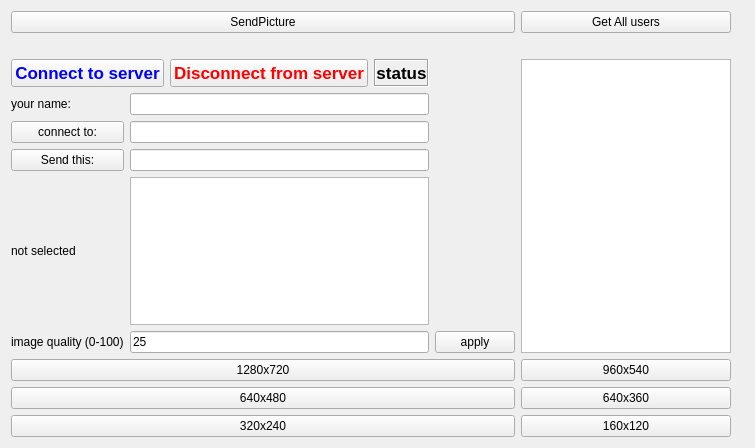
Above: clientPart/mainwindow.ui from maloleg/Qt-messenger before the change. Below: the same form after it.
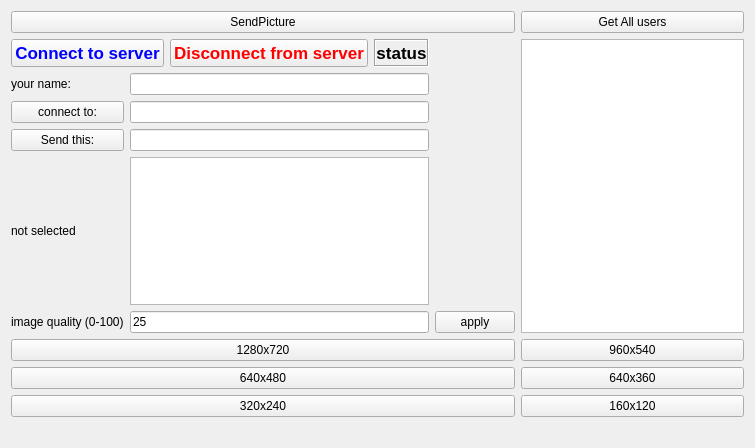
That is the form after the change.

```diff
--- a/clientPart/mainwindow.ui
+++ b/clientPart/mainwindow.ui
@@ -29,13 +29,6 @@
       </property>
      </widget>
     </item>
-    <item row="1" column="2">
-     <widget class="QLabel" name="img_label">
-      <property name="text">
-       <string/>
-      </property>
-     </widget>
-    </item>
     <item row="0" column="0">
      <widget class="QPushButton" name="pushButton_sendPicture">
       <property name="text">
@@ -230,6 +223,13 @@
       </property>
      </widget>
     </item>
+    <item row="15" column="0">
+     <widget class="QLabel" name="img_label">
+      <property name="text">
+       <string/>
+      </property>
+     </widget>
+    </item>
    </layout>
   </widget>
   <action name="actionchange_resolution">
```
